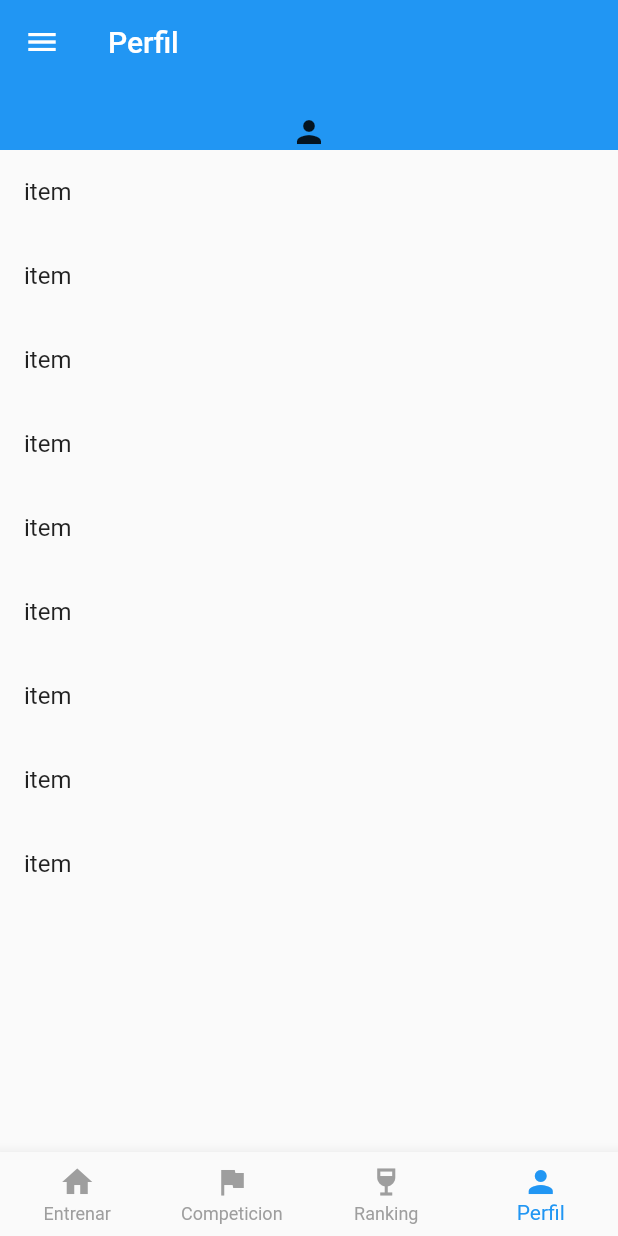
After one commit to runxatruch/runXatruchAPP, a Flutter app: the MyHomePage screen opened by its route, item 4 of the bottom bar chosen, on a phone screen of 412 x 824 dp. The commit adds this screen. Run offline on Flutter 3.47's test engine with Material 2 defaults, Android fonts, the phone set to English and light mode, and no system bars.

Commit message:
BottonNavigatorBar
funciona pero no se como llamar  la funcion para que se ejecute

```diff
--- a/lib/main.dart
+++ b/lib/main.dart
@@ -1,8 +1,10 @@
 import 'package:flutter/material.dart';
+import 'package:runxatruch_app/pages/BottonNavigatorBar.dart';
 import 'package:runxatruch_app/pages/account_pages.dart';
 import 'package:runxatruch_app/pages/home_pages.dart';
 import 'package:runxatruch_app/pages/login_pages.dart';
 import 'package:runxatruch_app/pages/recover_pages.dart';
+
 
 void main() => runApp(MyApp());
 
@@ -22,7 +24,10 @@ class MyApp extends StatelessWidget {
         'login': (BuildContext context) => LoginPages(),
         'home': (BuildContext context) => HomePages(),
         'recoverAccount': (BuildContext context) => RecoverAccount(),
-        'createAccount': (BuildContext context) => CreateAccount()
+        'createAccount': (BuildContext context) => CreateAccount(),
+        //no se como inicializarla
+        'BAr': (BuildContext context) => MyHomePage(),
+
       },
     );
   }
--- /dev/null
+++ b/lib/pages/BottonNavigatorBar.dart
@@ -0,0 +1,85 @@
+import 'package:flutter/material.dart';
+
+import 'navigation_structure/widgetSettings.dart';
+
+
+class MyHomePage extends StatefulWidget {
+  @override
+  _MyHomePageState createState() => _MyHomePageState();
+}
+
+class _MyHomePageState extends State<MyHomePage> {
+  //1.BottomNav. indice del selector del bottomNavigation.
+  int _selectedIndex = 0;
+  //2.BottomNav lista de opciones del bottomNavigation.
+  static List<Widget> _widgetOptions = <Widget>[
+    Text('Index 0: entrenar'),
+    Text('Index 1: competicion'),
+    Text('Index 2: Ranking'),
+    WidgetSettings()
+  ];
+  //3.BottomNav función que indica que guarda el valor del índice seleccionado
+  void _selectedOptionInMyBottomNavigation(int index) {
+    setState(() {
+      _selectedIndex = index;
+    });
+  }
+
+  @override
+  Widget build(BuildContext context) {
+    return Scaffold(
+      //5. BottomNav elemento que se muestra actualmente en esta pantalla/widget/pantalla principal.
+      body: Center(child: _widgetOptions.elementAt(_selectedIndex)),
+      //1. Drawer, Implementación de drawer. Se define un menu lateral con cabecera y lista de items.
+      drawer: Drawer(
+        child: ListView(
+          padding: EdgeInsets.zero,
+          children: <Widget>[
+            DrawerHeader(
+                decoration: BoxDecoration(color: Colors.blue),
+                child: Text(
+                  'Drawer cabecera',
+                  style: TextStyle(color: Colors.white, fontSize: 24),
+                )),
+            ListTile(
+              leading: Icon(Icons.account_circle),
+              title: Text('Perfil'),
+            ),
+            ListTile(
+              leading: Icon(Icons.message),
+              title: Text('Mensajes'),
+            )
+          ],
+        ),
+      ),
+
+      //4.BottomNav Implementación de la navegación en el bottomNavigation.
+      bottomNavigationBar: BottomNavigationBar(
+        //la line de abajo  lo que hace es mostrar los datos de los iconos
+        type: BottomNavigationBarType.fixed,
+        items: const <BottomNavigationBarItem>[
+          BottomNavigationBarItem(
+              icon: Icon(Icons.home_sharp), title:  Text('Entrenar')
+          ),
+          BottomNavigationBarItem(
+              icon: Icon(Icons.flag), title: Text('Competicion')
+          ),
+
+
+          BottomNavigationBarItem(
+              icon: Icon(Icons.wine_bar), title: Text('Ranking')
+          ),
+          BottomNavigationBarItem(
+              icon: Icon(Icons.person_sharp), title: Text('Perfil')
+          )
+        ],
+        currentIndex: _selectedIndex,
+        //color de los iconos
+        unselectedItemColor: Colors.grey,
+        //color seleccionado
+        selectedItemColor: Colors.blue,
+        onTap: _selectedOptionInMyBottomNavigation,
+      ),
+    );
+  }
+}
--- /dev/null
+++ b/lib/pages/navigation_structure/widgetSettings.dart
@@ -0,0 +1,53 @@
+import 'package:flutter/material.dart';
+import 'package:flutter/widgets.dart';
+
+class WidgetSettings extends StatelessWidget {
+  @override
+  Widget build(BuildContext context) {
+    //1. SilverApp sustituimos el contenido por un CustomScrollView
+    /*
+        SilverAppbar: Appbar con funcionadidades customizables. Integra un
+        ScrollView que permite ampliar o desampliar dicha zona.
+      */
+    //2. SilverApp, eliminamos el AppBar de la pantalla principal.
+    return CustomScrollView(
+      slivers: [
+        SliverAppBar(
+          expandedHeight: 100,
+          floating: false,
+          pinned: false,
+          snap: false,
+          title: Text("Perfil"),
+          /*actions: [
+            IconButton(
+              icon: Icon(Icons.keyboard_backspace_sharp),
+            )
+          ],
+          */
+          bottom: PreferredSize(
+             child: Icon(Icons.person_sharp),
+              preferredSize: Size.fromHeight(1)),
+
+         /* flexibleSpace: FlexibleSpaceBar(
+            title: Text("Perfil"),
+          ),
+          */
+
+        ),
+        SliverList(
+          delegate: SliverChildListDelegate([
+            ListTile(title: Text("item")),
+            ListTile(title: Text("item")),
+            ListTile(title: Text("item")),
+            ListTile(title: Text("item")),
+            ListTile(title: Text("item")),
+            ListTile(title: Text("item")),
+            ListTile(title: Text("item")),
+            ListTile(title: Text("item")),
+            ListTile(title: Text("item")),
+          ]),
+        )
+      ],
+    );
+  }
+}
```
